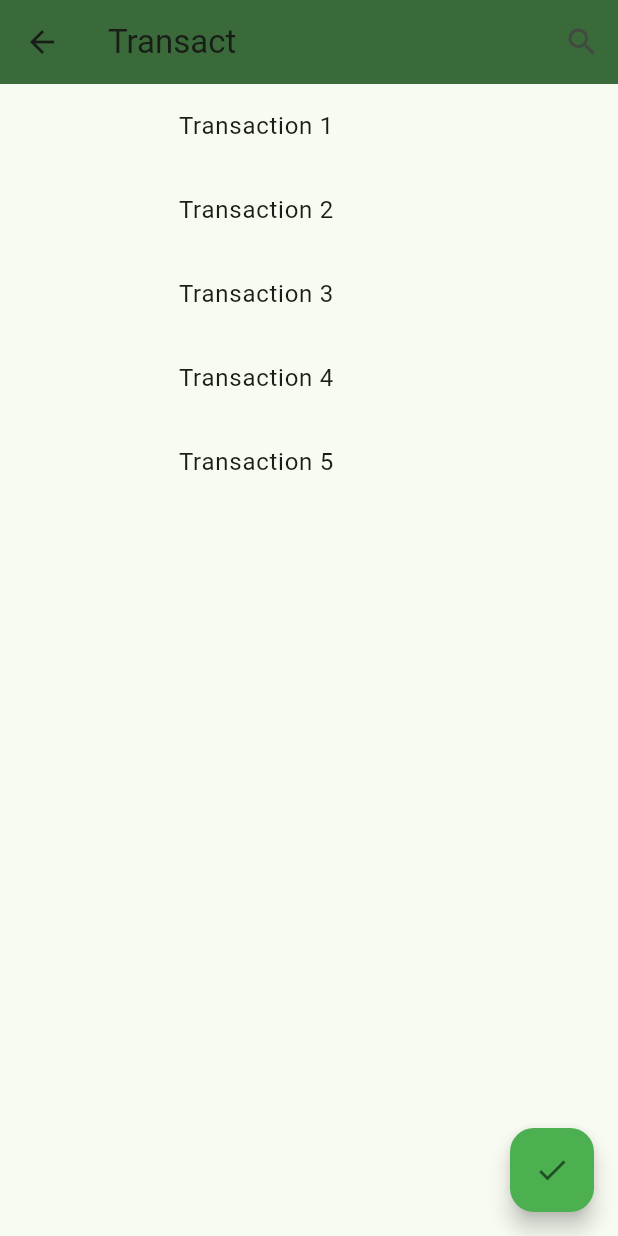
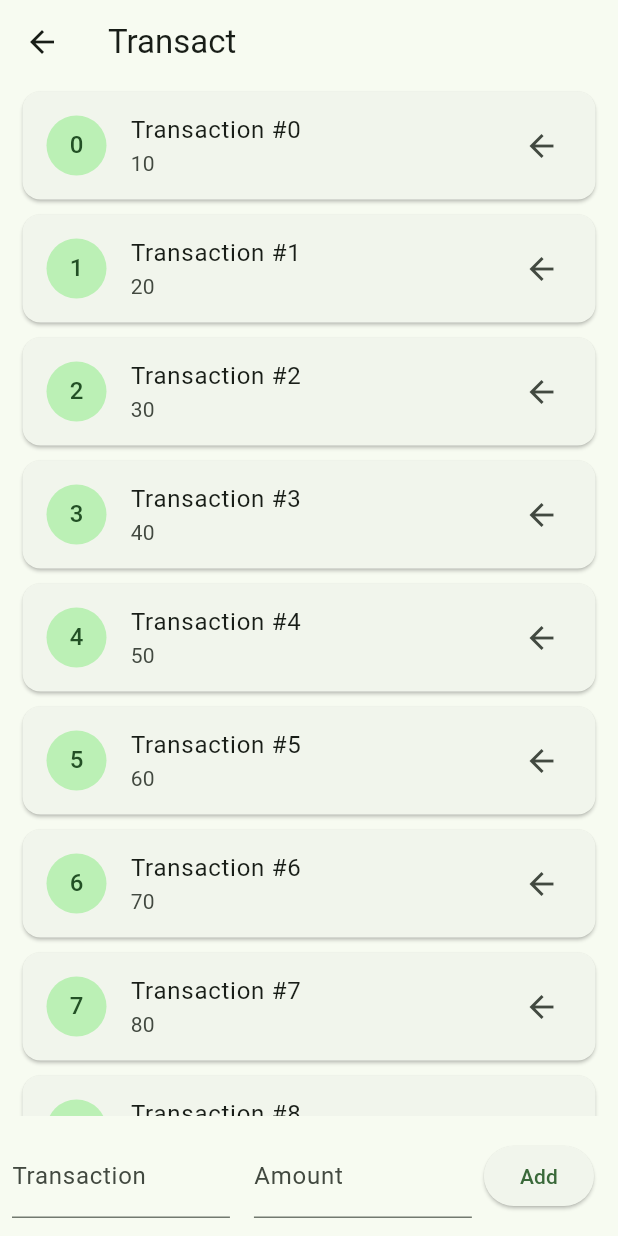
Before and after one commit to WhiteLicorice/Material-Cashier, a Flutter app: the screen it shows after launch, after a tap on "Transact", on a phone screen of 412 x 824 dp. Run offline on Flutter 3.47's test engine with Material 3 defaults, Android fonts, the light colour scheme and no system bars; our stand-ins replace responsive_framework.

Commit message:
feat. transactions form

```diff
--- a/lib/main.dart
+++ b/lib/main.dart
@@ -1,45 +1,64 @@
-//	Dart
-import 'package:brm_cashier/transaction/transact_screen.dart';
-import 'package:flutter/material.dart';
-import 'package:responsive_framework/responsive_framework.dart';
+// Dart file for the main entry point of the Flutter application
 
-//	Internals
-import 'utils/_responsive_values.dart';
+// Importing necessary packages and files
+import 'package:brm_cashier/transaction/transact_screen.dart'; // Importing a screen for transaction functionality
+import 'package:flutter/material.dart'; // Importing Flutter's material library for UI components
+import 'package:responsive_framework/responsive_framework.dart'; // Importing a package for making the app responsive
 
+// Internal imports
+import 'utils/_responsive_values.dart'; // Importing utility functions related to responsiveness
+
+// Main function to run the application
 void main() {
-  runApp(const MyApp());
+  runApp(const MyApp()); // Running the main application widget
 }
 
+// Main application widget
 class MyApp extends StatelessWidget {
-  const MyApp({super.key});
+  const MyApp({Key? key});
 
   @override
   Widget build(BuildContext context) {
     return MaterialApp(
-      debugShowCheckedModeBanner: false,
-      title: 'Flutter Demo',
+      debugShowCheckedModeBanner: false, // Disabling debug banner
+      title: 'Flutter Demo', // Setting the title of the application
       theme: ThemeData(
         colorScheme: ColorScheme.fromSeed(
-          seedColor: const Color.fromARGB(255, 7, 233, 78),
+          seedColor: const Color.fromARGB(
+              255, 7, 233, 78), // Defining a custom color scheme
         ),
-        useMaterial3: true,
+        useMaterial3: true, // Using Material 3 design
       ),
       builder: (context, child) => ResponsiveBreakpoints.builder(
         child: child!,
         breakpoints: [
-          const Breakpoint(start: 0, end: 450, name: MOBILE),
-          const Breakpoint(start: 451, end: 800, name: TABLET),
-          const Breakpoint(start: 801, end: 1920, name: DESKTOP),
-          const Breakpoint(start: 1921, end: double.infinity, name: '4K'),
+          const Breakpoint(
+              start: 0,
+              end: 450,
+              name: MOBILE), // Responsive breakpoints for mobile
+          const Breakpoint(
+              start: 451,
+              end: 800,
+              name: TABLET), // Responsive breakpoints for tablet
+          const Breakpoint(
+              start: 801,
+              end: 1920,
+              name: DESKTOP), // Responsive breakpoints for desktop
+          const Breakpoint(
+              start: 1921,
+              end: double.infinity,
+              name: '4K'), // Responsive breakpoints for 4K screens
         ],
       ),
-      home: const MyHomePage(title: 'Cashier'),
+      home: const MyHomePage(
+          title: 'Cashier'), // Setting the home page of the application
     );
   }
 }
 
+// Home page widget
 class MyHomePage extends StatefulWidget {
-  const MyHomePage({super.key, required this.title});
+  const MyHomePage({Key? key, required this.title});
 
   final String title;
 
@@ -50,13 +69,15 @@ class MyHomePage extends StatefulWidget {
 class _MyHomePageState extends State<MyHomePage> {
   @override
   Widget build(BuildContext context) {
+    // Getting responsive values for button width and text style
     final buttonWidth = ResponsiveValues.buttonWidth(context);
     final textStyle = ResponsiveValues.textStyle(context);
 
     return Scaffold(
       appBar: AppBar(
-        title: Text(widget.title),
-        backgroundColor: Theme.of(context).primaryColor,
+        title: Text(widget.title), // Setting the title of the app bar
+        backgroundColor:
+            Theme.of(context).primaryColor, // Setting app bar background color
       ),
       body: Center(
         child: Column(
@@ -67,22 +88,23 @@ class _MyHomePageState extends State<MyHomePage> {
                 Navigator.push(
                     context,
                     MaterialPageRoute(
-                        builder: (context) => const TransactScreen()));
+                        builder: (context) =>
+                            const TransactScreen())); // Navigating to transaction screen on button press
               },
               style: ElevatedButton.styleFrom(
-                fixedSize: Size(buttonWidth, 50),
-                textStyle: textStyle,
+                fixedSize: Size(buttonWidth, 50), // Setting fixed button size
+                textStyle: textStyle, // Applying responsive text style
               ),
-              child: const Text("Transact"),
+              child: const Text("Transact"), // Button text
             ),
-            const SizedBox(height: 50),
+            const SizedBox(height: 50), // Adding space between buttons
             ElevatedButton(
-              onPressed: () {},
+              onPressed: () {}, // No functionality added to the "Quit" button
               style: ElevatedButton.styleFrom(
-                fixedSize: Size(buttonWidth, 50),
-                textStyle: textStyle,
+                fixedSize: Size(buttonWidth, 50), // Setting fixed button size
+                textStyle: textStyle, // Applying responsive text style
               ),
-              child: const Text("Quit"),
+              child: const Text("Quit"), // Button text
             ),
           ],
         ),
--- a/lib/transaction/transact_screen.dart
+++ b/lib/transaction/transact_screen.dart
@@ -1,59 +1,151 @@
 import 'package:flutter/material.dart';
-import '../utils/_responsive_values.dart';
 
-class TransactScreen extends StatelessWidget {
+// Define a StatefulWidget for the TransactScreen
+class TransactScreen extends StatefulWidget {
   const TransactScreen({Key? key}) : super(key: key);
 
   @override
+  State<TransactScreen> createState() => _TransactionScreenState();
+}
+
+// Define the State class associated with TransactScreen
+class _TransactionScreenState extends State<TransactScreen> {
+  // Initialize a list of transactions with dummy data
+  final List<Map<String, dynamic>> transactions = List.generate(10, (index) {
+    return {
+      "id": index,
+      "title": "Transaction #$index",
+      "amount": (index + 1) * 10
+    };
+  });
+
+  // Initialize controllers for text input fields
+  final TextEditingController _transactionController = TextEditingController();
+  final TextEditingController _quantityController = TextEditingController();
+
+  @override
+  void initState() {
+    super.initState();
+  }
+
+  @override
   Widget build(BuildContext context) {
-    //final double buttonSize = ResponsiveValues.buttonWidth(context);
-
-    // Mock transactions array
-    List<String> transactions = [
-      'Transaction 1',
-      'Transaction 2',
-      'Transaction 3',
-      'Transaction 4',
-      'Transaction 5',
-    ];
-
     return Scaffold(
       appBar: AppBar(
         title: const Text('Transact'),
-        backgroundColor: Theme.of(context).primaryColor,
-        actions: [
-          IconButton(
-            icon: const Icon(Icons.search),
-            onPressed: () {
-              //  TODO: Add search functionality here
-            },
       ),
-        ],
-      ),
-      body: Center(
-        child: SizedBox(
-          width: MediaQuery.of(context).size.width *
-              0.5, // 50% of the screen width
+      body: Column(
+        children: [
+          // Expanded ListView to display transactions
+          Expanded(
             child: ListView.builder(
               itemCount: transactions.length,
-            itemBuilder: (context, index) {
-              return ListTile(
-                titleAlignment: ListTileTitleAlignment.center,
-                title: Text(transactions[index]),
-                //  TODO: Add other transaction details here if needed
+              itemBuilder: (BuildContext context, index) {
+                // Dismissible widget to enable swiping to delete
+                return Dismissible(
+                  key: UniqueKey(),
+                  direction: DismissDirection.endToStart,
+                  onDismissed: (_) {
+                    setState(() {
+                      transactions.removeAt(index);
+                    });
+                  },
+                  background: Container(
+                    color: Colors.red,
+                    margin: const EdgeInsets.symmetric(horizontal: 15),
+                    alignment: Alignment.centerRight,
+                    child: const Icon(
+                      Icons.delete,
+                      color: Colors.white,
+                    ),
+                  ),
+                  // Card widget to display each transaction
+                  child: Card(
+                    margin:
+                        const EdgeInsets.symmetric(horizontal: 15, vertical: 5),
+                    child: ListTile(
+                      leading: CircleAvatar(
+                        child: Text(transactions[index]["id"].toString()),
+                      ),
+                      title: Text(transactions[index]["title"]),
+                      subtitle: Text(transactions[index]["amount"].toString()),
+                      trailing: const Icon(Icons.arrow_back),
+                    ),
+                  ),
                 );
               },
             ),
           ),
+          // Transaction input form
+          _buildTransactionForm(),
+        ],
       ),
-      floatingActionButton: FloatingActionButton(
-        onPressed: () {
-          //  TODO: Add checkout functionality here
-        },
-        backgroundColor: Colors.green,
-        child: const Icon(Icons.check),
+    );
+  }
+
+  // Function to build the transaction input form
+  Widget _buildTransactionForm() {
+    return Padding(
+      padding: const EdgeInsets.all(8.0),
+      child: Row(
+        children: [
+          // Text input field for transaction title
+          Expanded(
+            child: TextFormField(
+              controller: _transactionController,
+              decoration: const InputDecoration(
+                labelText: 'Transaction',
               ),
-      floatingActionButtonLocation: FloatingActionButtonLocation.endFloat,
+            ),
+          ),
+          const SizedBox(width: 16),
+          // Text input field for transaction amount
+          Expanded(
+            child: TextFormField(
+              controller: _quantityController,
+              decoration: const InputDecoration(
+                labelText: 'Amount',
+              ),
+              keyboardType: TextInputType.number,
+            ),
+          ),
+          // Button to add the transaction
+          Padding(
+            padding: const EdgeInsets.all(8.0),
+            child: ElevatedButton(
+              onPressed: _addTransaction,
+              child: const Text('Add'),
+            ),
+          ),
+        ],
+      ),
+    );
+  }
+
+  // Function to add a new transaction
+  void _addTransaction() {
+    final transactionTitle = _transactionController.text;
+    final quantityText = _quantityController.text;
+    if (transactionTitle.isNotEmpty && quantityText.isNotEmpty) {
+      // Create a new transaction object and add it to the list
+      final newTransaction = {
+        "id": transactions.length,
+        "title": transactionTitle,
+        "amount": int.parse(quantityText),
+      };
+      setState(() {
+        transactions.add(newTransaction);
+      });
+      // Clear input fields after adding transaction
+      _transactionController.clear();
+      _quantityController.clear();
+    } else {
+      // Show an error message if input fields are empty
+      ScaffoldMessenger.of(context).showSnackBar(
+        const SnackBar(
+          content: Text('Please fill in both fields.'),
+        ),
       );
     }
   }
+}
```
Lines whose indentation alone changed are shown as unchanged.
